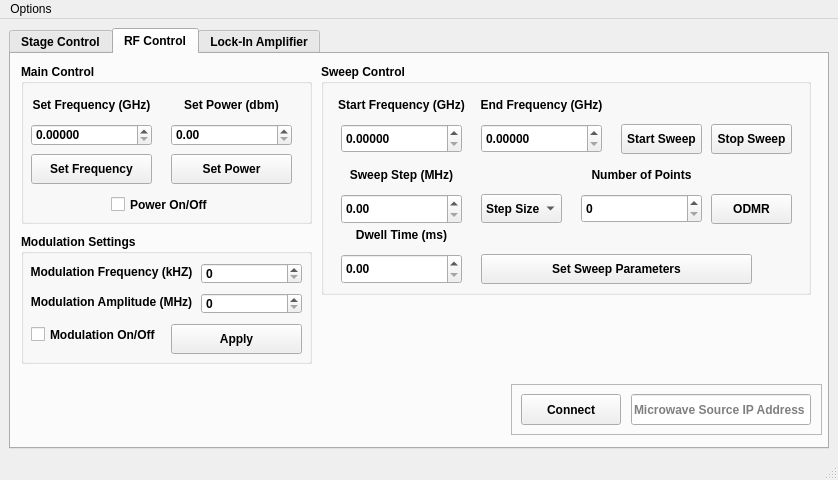
Above: scanning_magnetometer.ui from WarwickEPR/ScanningMagnetometry before the change. Below: the same form after it.
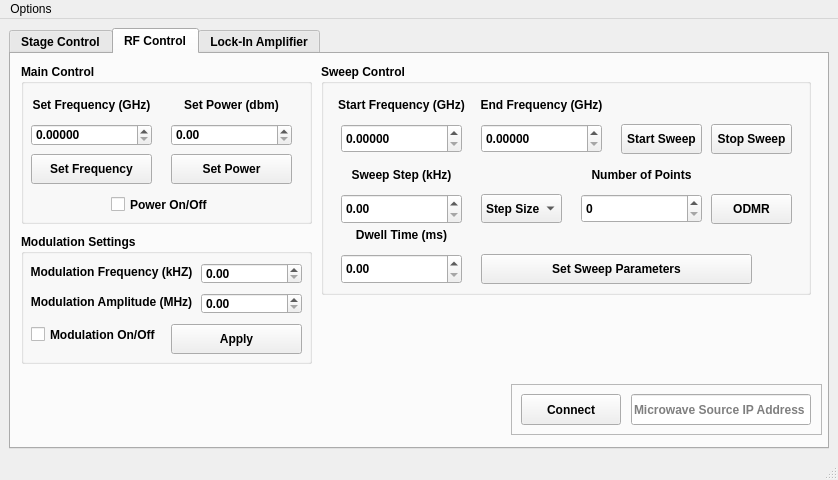
That is the form after the change. The open tabs and pages were chosen to show the change.

What changed in the file:
```diff
--- a/scanning_magnetometer.ui
+++ b/scanning_magnetometer.ui
@@ -844,7 +844,7 @@
           </rect>
          </property>
          <property name="text">
-          <string>Sweep Step (MHz)</string>
+          <string>Sweep Step (kHz)</string>
          </property>
          <property name="alignment">
           <set>Qt::AlignCenter</set>
@@ -1038,7 +1038,7 @@
           <set>Qt::AlignCenter</set>
          </property>
         </widget>
-        <widget class="QSpinBox" name="spinBox_3">
+        <widget class="QDoubleSpinBox" name="doubleSpinBox_3">
          <property name="geometry">
           <rect>
            <x>180</x>
@@ -1048,7 +1048,7 @@
           </rect>
          </property>
         </widget>
-        <widget class="QSpinBox" name="spinBox_4">
+        <widget class="QDoubleSpinBox" name="doubleSpinBox_4">
          <property name="geometry">
           <rect>
            <x>180</x>
```
Left out of the diff: 2 changed lines with no effect on the pictures.
